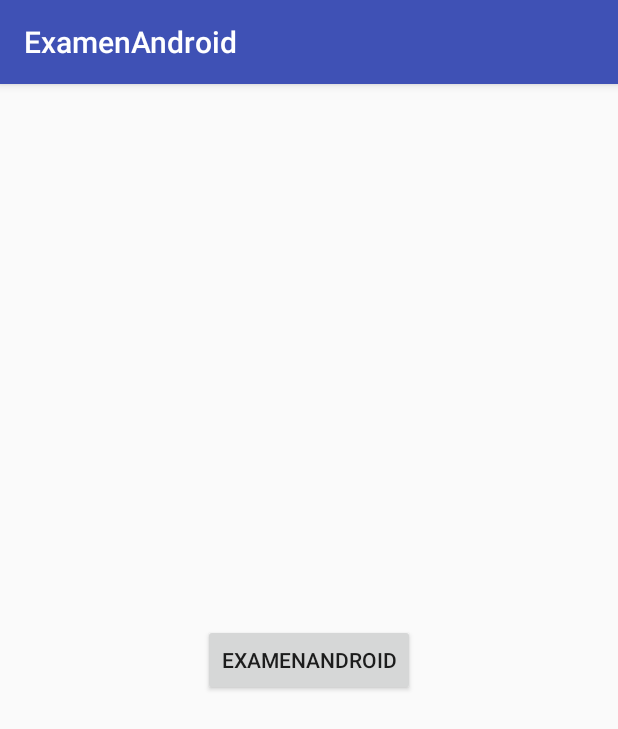
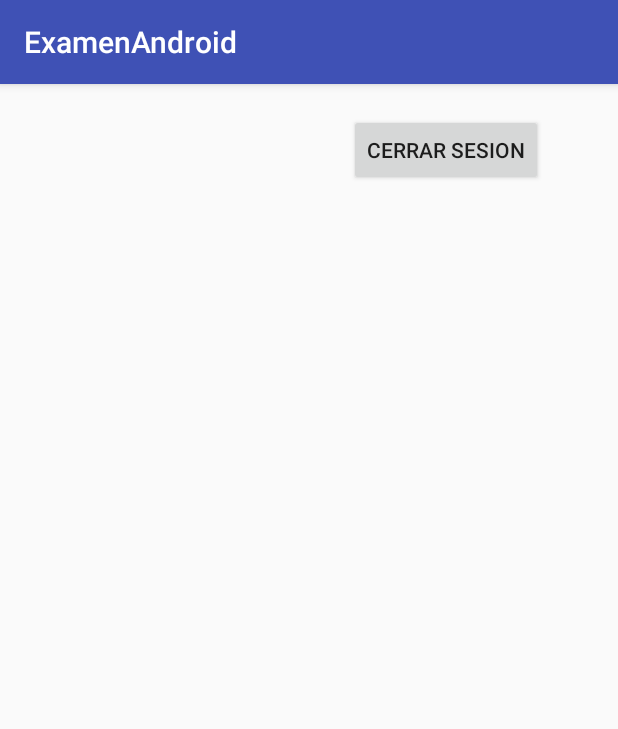
Before and after one commit to taysir20/entrega2Android, an Android app: the SecondActivity screen opened directly, with no data from a screen before it, on a phone screen of 412 x 824 dp. Shown: the top 729 px of the screen. Run offline under Robolectric (Android 15) with nearby library versions, the phone set to English and light mode, and no system bars; our stand-ins replace Firebase (no records; nobody signed in at launch, a user with empty details on screens opened directly); 1 statement that could not run was skipped.

Commit message:
Añadio el paquete adapter para el mostrado de la lista, el método de descarga de la rama de firebase, creado el xml de la celda con la que se inflala lista

```diff
--- a/examenAndroid/build.gradle
+++ b/examenAndroid/build.gradle
@@ -34,6 +34,8 @@ dependencies {
     androidTestImplementation 'com.android.support.test:runner:0.5'
     androidTestImplementation 'com.android.support.test.espresso:espresso-core:3.0.1'
     implementation project(':mylib') // Realizamos la implementación de nuestra librería
+    //Implementamos el recycler view porque sino, no podemos extender de él
+    implementation 'com.android.support:recyclerview-v7:26.1.0'
     /*
     Implementamos firebase Auth para la autentificación, core para y database para el manejo de la bbdds
      */
--- a/examenAndroid/src/main/java/com/example/examenandroid/SecondActivity.java
+++ b/examenAndroid/src/main/java/com/example/examenandroid/SecondActivity.java
@@ -4,12 +4,15 @@ import android.support.v4.app.FragmentTransaction;
 import android.support.v7.app.AppCompatActivity;
 import android.os.Bundle;
 import android.widget.Button;
+import android.widget.LinearLayout;
 
 import com.example.mylib.fragment.ListFragment;
 
 public class SecondActivity extends AppCompatActivity {
     private Button btnLogOut;
     private SecondActivityEvents events;
+    private ListFragment listFragment; //variable de la lista que se muestra
+    private LinearLayout llContainer; //container que contiene el fragmentList
 
     @Override
     protected void onCreate(Bundle savedInstanceState) {
@@ -27,6 +30,26 @@ public class SecondActivity extends AppCompatActivity {
         DataHolder.MyDataHolder.getFirebaseAdmin().setFirebaseAdminListener(events);
         this.btnLogOut.setOnClickListener(events);
 
+       /* Para añadir de forma dinámica fragments a un layout y luego trabajar con ellos para poder destruirlos
+        si queremos o conservarlos vamos a realizar los siguientes pasos:
+         */
+        this.llContainer = this.findViewById(R.id.llContainer); // sobre el LinearLayout vamos a insetar los fragments
+
+        this.listFragment= new ListFragment(); // Uno de los fragments a insertar
+
+
+        //El fragmentManager se encarga de fgestionar los fragmentos para poder insertarlos en el linearLayout o sacarlos.
+
+        FragmentTransaction transaction = getSupportFragmentManager().beginTransaction();
+        //Con la operación add especificamos el contenedor donde queremos meter el fragment, el fragment que queremos meter y un identificador para es fragment
+        transaction.add(this.getLlContainer().getId(), this.getListFragment(), "fragmentList");
+        transaction.commit(); // comiteamos
+    /*
+    Hay que tener en cuenta que si añadimos otro fragment al linearLayout este último sobrescribirá al primero por tanto para poder
+    meter varios, lo mejor es crear distintos linearlayouts dentro un linearlayout padre.
+    Cada linear layout hijo contendrá un fragment.
+     */
+        DataHolder.MyDataHolder.getFirebaseAdmin().downloadDataAndObserveBranchChanges("Coches"); // llamo al métood de descarga con la rama que quiero que observe a partir de la raíz.
 
     }
 
@@ -37,4 +60,28 @@ public class SecondActivity extends AppCompatActivity {
     public void setBtnLogOut(Button btnLogOut) {
         this.btnLogOut = btnLogOut;
     }
+
+    public SecondActivityEvents getEvents() {
+        return events;
+    }
+
+    public void setEvents(SecondActivityEvents events) {
+        this.events = events;
+    }
+
+    public ListFragment getListFragment() {
+        return listFragment;
+    }
+
+    public void setListFragment(ListFragment listFragment) {
+        this.listFragment = listFragment;
+    }
+
+    public LinearLayout getLlContainer() {
+        return llContainer;
+    }
+
+    public void setLlContainer(LinearLayout llContainer) {
+        this.llContainer = llContainer;
+    }
 }
--- a/examenAndroid/src/main/java/com/example/examenandroid/SecondActivityEvents.java
+++ b/examenAndroid/src/main/java/com/example/examenandroid/SecondActivityEvents.java
@@ -3,6 +3,8 @@ package com.example.examenandroid;
 import android.content.Intent;
 import android.view.View;
 
+import com.example.examenandroid.adapter.ListAdapter;
+import com.example.examenandroid.entity.Coche;
 import com.example.examenandroid.firebase.FirebaseAdminListener;
 import com.google.firebase.database.DataSnapshot;
 import com.google.firebase.database.GenericTypeIndicator;
@@ -14,6 +16,8 @@ import java.util.ArrayList;
  */
 
 public class SecondActivityEvents implements View.OnClickListener, FirebaseAdminListener{
+
+
     private SecondActivity secondActivity;
 
     public SecondActivityEvents(SecondActivity secondActivity) {
@@ -62,5 +66,23 @@ iniciará una transición al mainActivity
         }
     }
 
+    @Override
+    public void downloadBranch(String branch, DataSnapshot dataSnapshot) {
+         /*
+        Por aquí pasaran todas las ramas y snapshots que obseervemos. Para elegir entre una rama u otra,
+        basta con usar un if/else
+         */
+        if(branch.equals("Coches")){
+            System.out.println("ldentro : " + branch);
+            //Tenemos que usar un GenericTypeIndicator dado que firebase devuelve los datos utlizando esta clase abstracta
+            GenericTypeIndicator<ArrayList<Coche>> indicator = new GenericTypeIndicator<ArrayList<Coche>>(){};
+            ArrayList<Coche> arrCoches = dataSnapshot.getValue(indicator);//desde el value podemos castearlo al tipo que queramos, en este caso lo casteamos al genericTypeIndicator
+            ListAdapter listAdapter = new ListAdapter(arrCoches,this.getSecondActivity());
+            this.secondActivity.getListFragment().getMyLista().setAdapter(listAdapter);
+
+
+        }
+    }
+
 
 }
--- /dev/null
+++ b/examenAndroid/src/main/java/com/example/examenandroid/adapter/ListAdapter.java
@@ -0,0 +1,74 @@
+package com.example.examenandroid.adapter;
+
+
+import android.content.Context;
+import android.support.v7.widget.RecyclerView;
+import android.view.LayoutInflater;
+import android.view.View;
+import android.view.ViewGroup;
+
+import com.example.examenandroid.R;
+import com.example.examenandroid.entity.Coche;
+
+import java.util.ArrayList;
+
+/**
+ * Created by tay on 19/12/17.
+ */
+
+public class ListAdapter extends RecyclerView.Adapter<MyViewHolder>{ //extendemos del Recycler view importado en el gradle.
+    //El adapter requiere de un viewholder que es el que va a llenar de contenidos la lista (MyViewHolder)
+    private ArrayList<Coche> contenidoLista; //declaramos un array que contiene contenido que queremos que s epinte en las celdas de la lista
+    private ListAdapterListener listAdapterListener; // declaramos el listener del ListAdapter para recibir los eventos cuando pinchamos una celda
+    private Context context; // esta variable la creamos dado que la librería Glide para cargar imagenes desde firebase necesita una variable de tipo contexto
+    public ListAdapter(ArrayList<Coche> contenidoLista, Context context) { // ListAdapter recibe como parámetro el context de Glide, en nuestro caso el contexto es el padre donde se encuentra que al fin de cuentas el list se encuentra en el second Activity
+        this.contenidoLista = contenidoLista;
+        this.context = context;
+    }
+    @Override
+    public MyViewHolder onCreateViewHolder(ViewGroup parent, int viewType) {//creamos el molde de la celda y lo asociamos con su xml que es el que hemos creado llamado list_cell_layout.
+        //Este xml es la parte visual de la celda (lo que queremos que contenga)
+        // Linkamos el ViewHolder(controlador) con su xml(vista).Para hacerlo se tiene que usar el método inflate.
+        //En Android se considera que los xml son una especie de globos desinchados que hay que hinchar para darle una forma
+        //antes de meter los contenidos.
+        View view = LayoutInflater.from(parent.getContext()).inflate(R.layout.list_cell_layout, null); // se pone null porque no tiene padre de jerarquía. Normalmente lo dejaremos a null.
+        MyViewHolder viewHolder = new MyViewHolder(view);
+        return viewHolder;
+    }
+
+    @Override
+    public void onBindViewHolder(MyViewHolder holder, int position) {//pinta el contenido de los elementos de la celda a través del molde y para cada posición de las celda.
+        holder.getTxtMarca().setText(this.getContenidoLista().get(position).marca);
+        holder.getTxtModelo().setText(this.getContenidoLista().get(position).modelo);
+
+    }
+
+    @Override
+    public int getItemCount() {
+        return this.getContenidoLista().size();// decimos que pinte tantas columnas de dos en dos como pusimos antes como size sea del arraylist
+    }
+
+    public ArrayList<Coche> getContenidoLista() {
+        return contenidoLista;
+    }
+
+    public void setContenidoLista(ArrayList<Coche> contenidoLista) {
+        this.contenidoLista = contenidoLista;
+    }
+
+    public ListAdapterListener getListAdapterListener() {
+        return listAdapterListener;
+    }
+
+    public void setListAdapterListener(ListAdapterListener listAdapterListener) {
+        this.listAdapterListener = listAdapterListener;
+    }
+
+    public Context getContext() {
+        return context;
+    }
+
+    public void setContext(Context context) {
+        this.context = context;
+    }
+}
--- /dev/null
+++ b/examenAndroid/src/main/java/com/example/examenandroid/adapter/ListAdapterListener.java
@@ -0,0 +1,8 @@
+package com.example.examenandroid.adapter;
+
+/**
+ * Created by tay on 19/12/17.
+ */
+
+public interface ListAdapterListener {
+}
--- a/examenAndroid/src/main/java/com/example/examenandroid/firebase/FirebaseAdmin.java
+++ b/examenAndroid/src/main/java/com/example/examenandroid/firebase/FirebaseAdmin.java
@@ -8,6 +8,8 @@ import com.google.android.gms.tasks.OnCompleteListener;
 import com.google.android.gms.tasks.Task;
 import com.google.firebase.auth.AuthResult;
 import com.google.firebase.auth.FirebaseAuth;
+import com.google.firebase.database.DataSnapshot;
+import com.google.firebase.database.DatabaseError;
 import com.google.firebase.database.DatabaseReference;
 import com.google.firebase.database.FirebaseDatabase;
 import com.google.firebase.database.ValueEventListener;
@@ -33,11 +35,17 @@ public class FirebaseAdmin {
     public FirebaseAdmin() {
     //Desde el constructor del Admin vamos a llamar a un método oncreate para que instancie el FifrebaseAuth
         this.onCreate();
+        //llamos al método que inicializa la variable database y reference
+        this.initDataBase();
     }
 
     public void onCreate(){
         this.setmAuth(FirebaseAuth.getInstance()); // Para instanciar el Auth llamamos a la clase FirebaseAuth y realizamos un getInstance()
        DataHolder.MyDataHolder.setFirebaseAdmin(this); // guardamos el firebaseAdmin en el dataholder para poder volver a usarlo en otros activitys
+    }
+    public void initDataBase() {
+        this.setDatabase(FirebaseDatabase.getInstance());
+        this.setMyRef(database.getReference()); // se puede especificar la subraiz, si no ponemos nada entonces hacemos referencia a la raiz.
     }
 
     public FirebaseAuth getmAuth() {
@@ -127,7 +135,7 @@ un true. Este true lo recogerá el  mainActivityEvents y realizará la transici
 
 
     public void logOut() {
-        //myChildRef.removeEventListener(valueEventListene);
+        myChildRef.removeEventListener(valueEventListene); // para cerrar la sesión hay que remover la reference del Listenerxs
         this.getmAuth().signOut();
         firebaseAdminListener.signOutOk(true);
         System.out.println(firebaseAdminListener);
@@ -135,4 +143,43 @@ un true. Este true lo recogerá el  mainActivityEvents y realizará la transici
 
     }
 
+    public void downloadDataAndObserveBranchChanges(final String branch) { // este método observa cambios y los actualiza es decir vuelve a descargar el elemento que ha sufrido un cambio en la bbdd
+        myChildRef = this.getMyRef().child(branch);
+    /*
+    Cuando hemos inicializado el DatabaseReference myRef hemos puesto por defecto que se observe a la raíz del proyecto
+    firebase. También hemos dicho que s epuede especificar la subrais escribiendola como string de parámetro de "getReference()",
+    pero para nosotros será mejor recibir una rama por parámetro que será hija de la raíz de esta manera podemos recibir deistintas
+    ramas en vez de tener que depender siempre de la declarada inicialmente.
+
+     */
+        // Read from the database
+        // en vez de hacer myRef.addValueListener que sería la raíz pasamos la rama hija que hemos recibido por parámetro
+        valueEventListene = myChildRef.addValueEventListener(new ValueEventListener() {
+            @Override
+            public void onDataChange(DataSnapshot dataSnapshot) {
+                // This method is called once with the initial value and again
+                // whenever data at this location is updated.
+
+
+                firebaseAdminListener.downloadBranch(branch, dataSnapshot);
+                /*
+                En vez de coger aquí el value del snapshot y castearlo a un objeto con el que se pueda trabajar,
+                lo que haremos es llamar a todos los que implementen el método dwnloadBranch y les pasaremos
+                este snapshot para que trabajen y lo castean como ellos quieras.
+                Esto sirve para optimizar nuestro programa dado que si el casteo lo hiciesemos aquí, estaríamos
+                obligados a usar siempre un objeto de un mismo tipo.
+                En nuestro caso como la la lista está en el secondActivity, entonces será a quí donde recibiremos
+                tanto la rama como el snapshot y trabajaremos con él.
+                 */
+
+
+            }
+
+            @Override
+            public void onCancelled(DatabaseError error) {
+                firebaseAdminListener.downloadBranch(branch, null);
+
+            }
+        });
+    }
 }
--- a/examenAndroid/src/main/java/com/example/examenandroid/firebase/FirebaseAdminListener.java
+++ b/examenAndroid/src/main/java/com/example/examenandroid/firebase/FirebaseAdminListener.java
@@ -17,4 +17,6 @@ public interface FirebaseAdminListener {
 
     public void signOutOk(boolean ok);
 
+    public void downloadBranch(String branch, DataSnapshot dataSnapshot); // pasamos por parámetro la rama descargada para saber cuál es y de esta manera poder tener varias ramas de las que descargamos contenido
+
 }
--- a/examenAndroid/src/main/res/layout/activity_second.xml
+++ b/examenAndroid/src/main/res/layout/activity_second.xml
@@ -5,6 +5,25 @@
     android:layout_width="match_parent"
     android:layout_height="match_parent"
     tools:context="com.example.examenandroid.SecondActivity">
+    <!-- El siguiente linearLayout va a contener el listFragment que queremos aqregar
+        de forma dinámica-->
+    <LinearLayout
+        android:orientation="vertical"
+        android:id="@+id/llContainer"
+        android:name="com.example.mylib.fragment.ListFragment"
+        android:layout_width="0dp"
+        android:layout_height="417dp"
+        android:layout_marginBottom="8dp"
+        android:layout_marginEnd="8dp"
+        android:layout_marginStart="8dp"
+        android:layout_marginTop="8dp"
+        app:layout_constraintBottom_toBottomOf="parent"
+        app:layout_constraintEnd_toEndOf="parent"
+        app:layout_constraintStart_toStartOf="parent"
+        app:layout_constraintTop_toTopOf="parent"
+        app:layout_constraintVertical_bias="0.897">
+
+    </LinearLayout>
 
     <Button
         android:id="@+id/btnLogOut"
@@ -17,6 +36,8 @@
         android:text="Button"
         app:layout_constraintBottom_toBottomOf="parent"
         app:layout_constraintEnd_toEndOf="parent"
+        app:layout_constraintHorizontal_bias="0.842"
         app:layout_constraintStart_toStartOf="parent"
-        app:layout_constraintTop_toTopOf="parent" />
+        app:layout_constraintTop_toTopOf="parent"
+        app:layout_constraintVertical_bias="0.017" />
 </android.support.constraint.ConstraintLayout>
--- a/examenAndroid/src/main/res/values/strings.xml
+++ b/examenAndroid/src/main/res/values/strings.xml
@@ -1,4 +1,4 @@
 <resources>
     <string name="app_name">ExamenAndroid</string>
-    <string name="btnLogOut">ExamenAndroid</string>
+    <string name="btnLogOut">Cerrar Sesion</string>
 </resources>
```
Also changed, not shown: examenAndroid/src/main/java/com/example/examenandroid/MainActivityEvents.java (+7 -0 lines), examenAndroid/src/main/java/com/example/examenandroid/adapter/ListViewHolderEvents.java (added, +29 -0 lines), examenAndroid/src/main/java/com/example/examenandroid/adapter/MyViewHolder.java (added, +83 -0 lines), examenAndroid/src/main/java/com/example/examenandroid/entity/Coche.java (added, +20 -0 lines), examenAndroid/src/main/res/layout/list_cell_layout.xml (added, +70 -0 lines).
